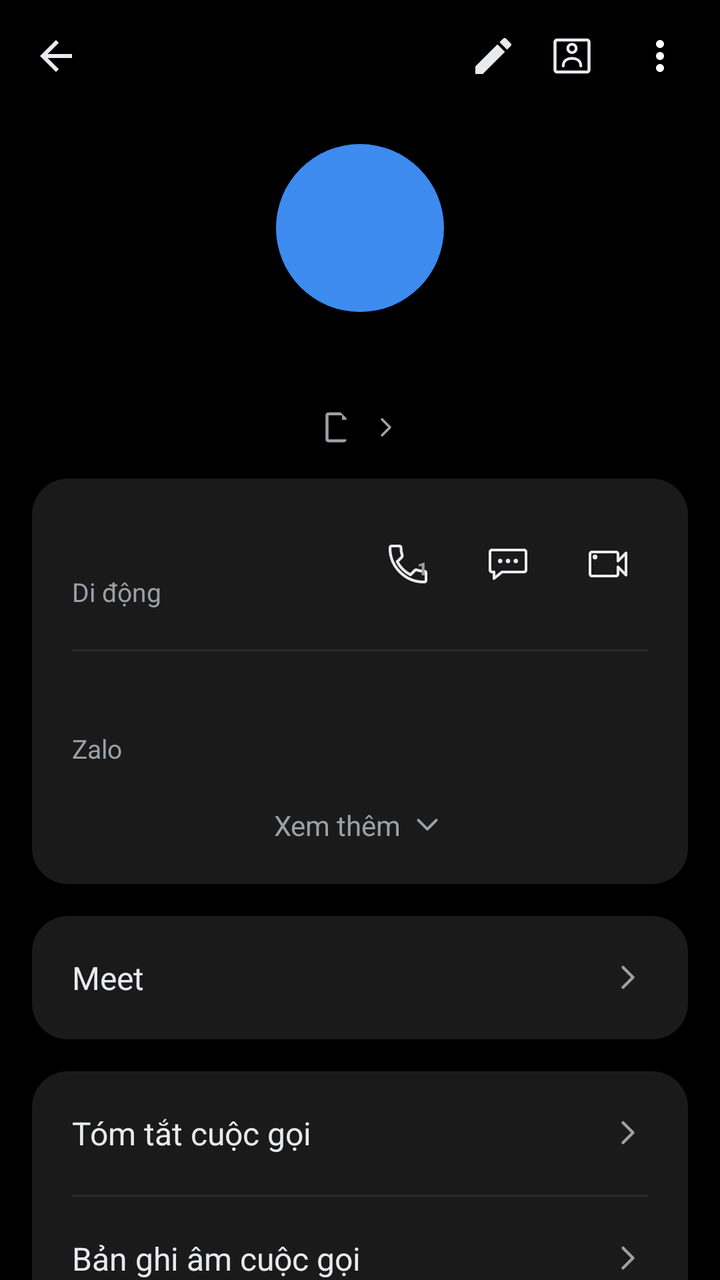
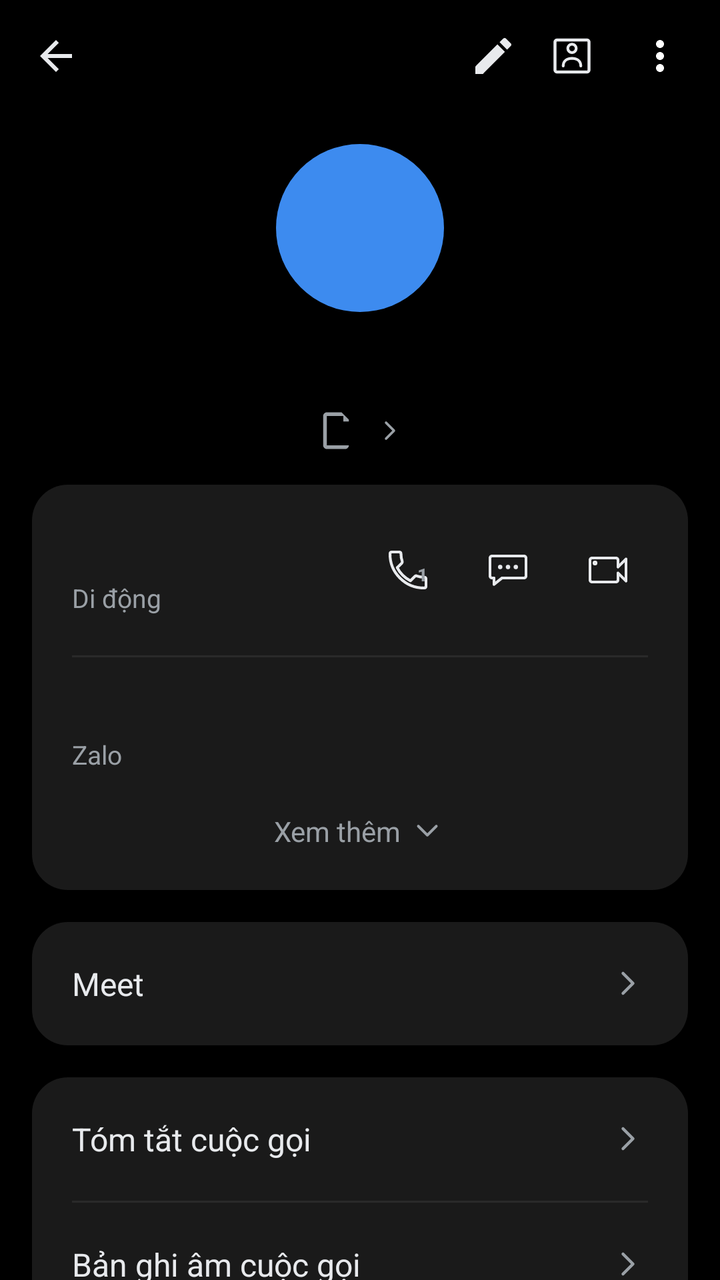

The first picture is an Android layout as it rendered before a commit; the second is the same layout after the commit. The layout source and the unified diff follow.
<!-- AndroidManifest.xml: application theme Theme.SimpleCall -->
<!-- res/layout/fragment_contact_detail.xml -->
<?xml version="1.0" encoding="utf-8"?>
<LinearLayout xmlns:android="http://schemas.android.com/apk/res/android"
    xmlns:app="http://schemas.android.com/apk/res-auto"
    android:layout_width="match_parent"
    android:layout_height="match_parent"
    android:orientation="vertical"
    android:background="@color/bg">

    
    <LinearLayout
        android:layout_width="match_parent" android:layout_height="56dp"
        android:orientation="horizontal" android:gravity="center_vertical"
        android:paddingStart="4dp" android:paddingEnd="8dp">

        <ImageButton android:id="@+id/btnBack"
            android:layout_width="48dp" android:layout_height="48dp"
            android:background="@android:color/transparent"
            android:src="@drawable/ic_arrow_back"
            android:contentDescription="Quay lại" />

        <Space android:layout_width="0dp" android:layout_height="1dp" android:layout_weight="1" />

        <ImageButton android:id="@+id/btnEdit"
            android:layout_width="35dp" android:layout_height="35dp"
            android:background="@android:color/transparent"
            android:src="@drawable/ic_edit"
            android:contentDescription="Sửa" />

        <ImageButton android:id="@+id/btnContactCard"
            android:layout_width="44dp" android:layout_height="44dp"
            android:background="@android:color/transparent"
            android:src="@drawable/ic_contact_card"
            android:contentDescription="Thẻ liên hệ" />

        <ImageButton android:id="@+id/btnMore"
            android:layout_width="44dp" android:layout_height="44dp"
            android:background="@android:color/transparent"
            android:src="@drawable/ic_more_vert"
            android:contentDescription="Thêm" />
    </LinearLayout>

    <ScrollView
        android:layout_width="match_parent" android:layout_height="0dp"
        android:layout_weight="1"
        android:clipToPadding="false"
        android:paddingBottom="24dp">

        <LinearLayout
            android:layout_width="match_parent" android:layout_height="wrap_content"
            android:orientation="vertical">

            
            <TextView android:id="@+id/tvAvatar"
                android:layout_width="84dp" android:layout_height="84dp"
                android:layout_gravity="center_horizontal"
                android:layout_marginTop="16dp"
                android:background="@drawable/bg_avatar_circle"
                android:gravity="center"
                android:textSize="58sp" android:textColor="@color/white"
                android:fontFamily="sans-serif-medium" />

            
            <TextView android:id="@+id/tvTitle"
                android:layout_width="wrap_content" android:layout_height="wrap_content"
                android:layout_gravity="center_horizontal"
                android:layout_marginTop="16dp"
                android:layout_marginStart="32dp" android:layout_marginEnd="32dp"
                android:gravity="center"
                android:textSize="27sp" android:textStyle="bold"
                android:textColor="@color/text_primary"
                android:fontFamily="sans-serif-medium" />

            
            <LinearLayout android:id="@+id/rowSimDefault"
                android:layout_width="wrap_content" android:layout_height="wrap_content"
                android:layout_gravity="center_horizontal"
                android:layout_marginTop="-4dp"
                android:orientation="horizontal" android:gravity="center_vertical"
                android:clickable="true" android:focusable="true">

                <FrameLayout
                    android:layout_width="18dp" android:layout_height="18dp">

                    <ImageView
                        android:layout_width="18dp" android:layout_height="18dp"
                        android:src="@drawable/ic_sim_card"
                        app:tint="@color/text_secondary" />

                    <TextView android:id="@+id/tvSimBadge"
                        android:layout_width="18dp" android:layout_height="18dp"
                        android:gravity="center"
                        android:paddingTop="1dp"
                        android:textSize="11sp" android:textColor="@color/text_secondary" />
                </FrameLayout>

                <TextView android:id="@+id/tvSubtitle"
                    android:layout_width="wrap_content" android:layout_height="wrap_content"
                    android:layout_marginStart="6dp"
                    android:textSize="14sp" android:textColor="@color/text_secondary" />

                <ImageView
                    android:layout_width="16dp" android:layout_height="16dp"
                    android:layout_marginStart="2dp"
                    android:src="@drawable/ic_chevron_right" />
            </LinearLayout>

            
            <LinearLayout
                android:layout_width="match_parent" android:layout_height="wrap_content"
                android:layout_margin="16dp"
                android:orientation="vertical"
                android:background="@drawable/bg_card_rounded"
                android:padding="20dp">

                <LinearLayout
                    android:layout_width="match_parent" android:layout_height="wrap_content"
                    android:orientation="horizontal" android:gravity="center_vertical">

                    <LinearLayout
                        android:layout_width="0dp" android:layout_height="wrap_content"
                        android:layout_weight="1" android:orientation="vertical">

                        <TextView android:id="@+id/tvNumber"
                            android:layout_width="wrap_content" android:layout_height="wrap_content"
                            android:textSize="19sp" android:textColor="@color/text_primary" />

                        <TextView android:id="@+id/tvNumberType"
                            android:layout_width="wrap_content" android:layout_height="wrap_content"
                            android:layout_marginTop="2dp"
                            android:text="@string/number_type_mobile"
                            android:textSize="13sp" android:textColor="@color/text_secondary" />
                    </LinearLayout>

                    
                    <FrameLayout
                        android:layout_width="40dp"
                        android:layout_height="40dp">
                        <ImageButton android:id="@+id/btnCallRow"
                            android:layout_width="match_parent"
                            android:layout_height="match_parent"
                            android:background="@android:color/transparent"
                            android:src="@drawable/ic_call_outline"
                            android:contentDescription="@string/call" />
                        
                        <TextView
                            android:id="@+id/tvCallSimNum"
                            android:layout_width="wrap_content"
                            android:layout_height="wrap_content"
                            android:layout_gravity="top|end"
                            android:layout_marginTop="16dp"
                            android:layout_marginEnd="10dp"
                            android:text="1"
                            android:textSize="9sp"
                            android:textStyle="bold"
                            android:textColor="@color/text_secondary"
                            android:fontFamily="sans-serif-medium" />
                    </FrameLayout>

                    <ImageButton android:id="@+id/btnMessageRow"
                        android:layout_width="40dp" android:layout_height="40dp"
                        android:layout_marginStart="10dp"
                        android:background="@android:color/transparent"
                        android:src="@drawable/ic_message_outline"
                        android:contentDescription="Nhắn tin" />

                    <ImageButton android:id="@+id/btnVideoRow"
                        android:layout_width="40dp" android:layout_height="40dp"
                        android:layout_marginStart="10dp"
                        android:background="@android:color/transparent"
                        android:src="@drawable/ic_video_call_outline"
                        android:contentDescription="Video call" />
                </LinearLayout>

                <View
                    android:layout_width="match_parent" android:layout_height="1dp"
                    android:layout_marginTop="20dp" android:layout_marginBottom="16dp"
                    android:background="@color/divider" />

                <LinearLayout android:id="@+id/rowZalo"
                    android:layout_width="match_parent" android:layout_height="wrap_content"
                    android:orientation="vertical"
                    android:clickable="true" android:focusable="true">

                    <TextView android:id="@+id/tvZalo"
                        android:layout_width="wrap_content" android:layout_height="wrap_content"
                        android:textSize="16sp" android:textColor="@color/text_primary" />

                    <TextView
                        android:layout_width="wrap_content" android:layout_height="wrap_content"
                        android:layout_marginTop="2dp"
                        android:text="Zalo"
                        android:textSize="13sp" android:textColor="@color/text_secondary" />
                </LinearLayout>

                <LinearLayout android:id="@+id/rowSeeMore"
                    android:layout_width="match_parent" android:layout_height="wrap_content"
                    android:layout_marginTop="20dp"
                    android:orientation="horizontal" android:gravity="center"
                    android:clickable="true" android:focusable="true">

                    <TextView
                        android:layout_width="wrap_content" android:layout_height="wrap_content"
                        android:text="Xem thêm"
                        android:textSize="14sp" android:textColor="@color/text_secondary" />

                    <ImageView
                        android:layout_width="18dp" android:layout_height="18dp"
                        android:layout_marginStart="4dp"
                        android:src="@drawable/ic_chevron_down" />
                </LinearLayout>
            </LinearLayout>

            
            <LinearLayout android:id="@+id/rowMeet"
                android:layout_width="match_parent" android:layout_height="wrap_content"
                android:layout_marginStart="16dp" android:layout_marginEnd="16dp"
                android:orientation="horizontal" android:gravity="center_vertical"
                android:background="@drawable/bg_card_rounded"
                android:padding="20dp"
                android:clickable="true" android:focusable="true">

                <TextView
                    android:layout_width="0dp" android:layout_height="wrap_content"
                    android:layout_weight="1"
                    android:text="Meet"
                    android:textSize="16sp" android:textColor="@color/text_primary" />

                <ImageView
                    android:layout_width="20dp" android:layout_height="20dp"
                    android:src="@drawable/ic_chevron_right" />
            </LinearLayout>

            
            <LinearLayout
                android:layout_width="match_parent" android:layout_height="wrap_content"
                android:layout_margin="16dp"
                android:orientation="vertical"
                android:background="@drawable/bg_card_rounded">

                <LinearLayout android:id="@+id/rowCallSummary"
                    android:layout_width="match_parent" android:layout_height="wrap_content"
                    android:orientation="horizontal" android:gravity="center_vertical"
                    android:padding="20dp"
                    android:clickable="true" android:focusable="true">

                    <TextView
                        android:layout_width="0dp" android:layout_height="wrap_content"
                        android:layout_weight="1"
                        android:text="Tóm tắt cuộc gọi"
                        android:textSize="16sp" android:textColor="@color/text_primary" />

                    <ImageView
                        android:layout_width="20dp" android:layout_height="20dp"
                        android:src="@drawable/ic_chevron_right" />
                </LinearLayout>

                <View
                    android:layout_width="match_parent" android:layout_height="1dp"
                    android:layout_marginStart="20dp" android:layout_marginEnd="20dp"
                    android:background="@color/divider" />

                <LinearLayout android:id="@+id/rowCallRecording"
                    android:layout_width="match_parent" android:layout_height="wrap_content"
                    android:orientation="horizontal" android:gravity="center_vertical"
                    android:padding="20dp"
                    android:clickable="true" android:focusable="true">

                    <TextView
                        android:layout_width="0dp" android:layout_height="wrap_content"
                        android:layout_weight="1"
                        android:text="Bản ghi âm cuộc gọi"
                        android:textSize="16sp" android:textColor="@color/text_primary" />

                    <ImageView
                        android:layout_width="20dp" android:layout_height="20dp"
                        android:src="@drawable/ic_chevron_right" />
                </LinearLayout>
            </LinearLayout>

            
            <LinearLayout
                android:layout_width="match_parent" android:layout_height="wrap_content"
                android:layout_marginStart="20dp" android:layout_marginEnd="12dp"
                android:layout_marginTop="8dp"
                android:orientation="horizontal" android:gravity="center_vertical">

                <TextView
                    android:layout_width="0dp" android:layout_height="wrap_content"
                    android:layout_weight="1"
                    android:text="Nhật ký cuộc gọi"
                    android:textSize="15sp" android:textColor="@color/text_secondary" />

                <TextView android:id="@+id/btnClearLog"
                    android:layout_width="wrap_content" android:layout_height="wrap_content"
                    android:text="Xóa"
                    android:textSize="15sp" android:textColor="@color/accent_blue"
                    android:padding="8dp"
                    android:clickable="true" android:focusable="true" />
            </LinearLayout>

            
            <LinearLayout android:id="@+id/llHistoryEntries"
                android:layout_width="match_parent" android:layout_height="wrap_content"
                android:layout_margin="16dp"
                android:orientation="vertical"
                android:background="@drawable/bg_card_rounded" />

        </LinearLayout>
    </ScrollView>
</LinearLayout>
<!-- resources referenced by this layout -->
<resources>
  <color name="accent_blue">#1A73E8</color>
  <color name="bg">#000000</color>
  <color name="divider">#2A2A2A</color>
  <color name="text_primary">#E8EAED</color>
  <color name="text_secondary">#9AA0A6</color>
  <color name="white">#FFFFFF</color>
  <!-- drawable bg_avatar_circle (drawable) -->
  <?xml version="1.0" encoding="utf-8"?>
  <shape xmlns:android="http://schemas.android.com/apk/res/android"
      android:shape="oval">
      <solid android:color="@color/avatar_purple" />
  </shape>
  <!-- drawable bg_card_rounded (drawable) -->
  <?xml version="1.0" encoding="utf-8"?>
  <shape xmlns:android="http://schemas.android.com/apk/res/android"
      android:shape="rectangle">
      <solid android:color="@color/detail_card_bg" />
      <corners android:radius="18dp" />
  </shape>
  <!-- drawable ic_arrow_back (drawable) -->
  <?xml version="1.0" encoding="utf-8"?>
  <vector xmlns:android="http://schemas.android.com/apk/res/android"
      android:width="24dp" android:height="24dp"
      android:viewportWidth="24" android:viewportHeight="24">
      
      <path android:fillColor="@color/text_primary"
          android:pathData="M20,11H7.83l5.59-5.59L12,4l-8,8 8,8 1.41-1.41L7.83,13H20v-2z"/>
  </vector>
  <!-- drawable ic_chevron_down (drawable) -->
  <?xml version="1.0" encoding="utf-8"?>
  <vector xmlns:android="http://schemas.android.com/apk/res/android"
      android:width="24dp" android:height="24dp"
      android:viewportWidth="24" android:viewportHeight="24">
      <path android:fillColor="#00000000"
          android:strokeColor="@color/text_secondary"
          android:strokeWidth="1.8"
          android:strokeLineCap="round"
          android:strokeLineJoin="round"
          android:pathData="M6,9 L12,15 L18,9"/>
  </vector>
  <!-- drawable ic_chevron_right (drawable) -->
  <?xml version="1.0" encoding="utf-8"?>
  <vector xmlns:android="http://schemas.android.com/apk/res/android"
      android:width="24dp" android:height="24dp"
      android:viewportWidth="24" android:viewportHeight="24">
      <path android:fillColor="#00000000"
          android:strokeColor="@color/text_secondary"
          android:strokeWidth="1.8"
          android:strokeLineCap="round"
          android:strokeLineJoin="round"
          android:pathData="M9,6 L15,12 L9,18"/>
  </vector>
  <!-- drawable ic_edit (drawable) -->
  <?xml version="1.0" encoding="utf-8"?>
  <vector xmlns:android="http://schemas.android.com/apk/res/android"
      android:width="24dp" android:height="24dp"
      android:viewportWidth="24" android:viewportHeight="24">
      <path android:fillColor="@color/text_primary"
          android:pathData="M3,17.25V21h3.75L17.81,9.94l-3.75,-3.75L3,17.25zM20.71,7.04c0.39,-0.39 0.39,-1.02 0,-1.41l-2.34,-2.34c-0.39,-0.39 -1.02,-0.39 -1.41,0l-1.83,1.83 3.75,3.75 1.83,-1.83z"/>
  </vector>
  <!-- drawable ic_more_vert (drawable) -->
  <?xml version="1.0" encoding="utf-8"?>
  <vector xmlns:android="http://schemas.android.com/apk/res/android"
      android:width="24dp" android:height="24dp"
      android:viewportWidth="24" android:viewportHeight="24">
      <path android:fillColor="#FFFFFF"
          android:pathData="M12,8c1.1,0 2,-0.9 2,-2s-0.9,-2 -2,-2 -2,0.9 -2,2 0.9,2 2,2zM12,10c-1.1,0 -2,0.9 -2,2s0.9,2 2,2 2,-0.9 2,-2 -0.9,-2 -2,-2zM12,16c-1.1,0 -2,0.9 -2,2s0.9,2 2,2 2,-0.9 2,-2 -0.9,-2 -2,-2z"/>
  </vector>
  <!-- drawable ic_sim_card (drawable) -->
  <?xml version="1.0" encoding="utf-8"?>
  <vector xmlns:android="http://schemas.android.com/apk/res/android"
      android:width="24dp" android:height="24dp"
      android:viewportWidth="24" android:viewportHeight="24">
      <path android:fillColor="#FFFFFF"
          android:pathData="M17,2H7C5.9,2 5,2.9 5,4v16c0,1.1 0.9,2 2,2h10c1.1,0 2,-0.9 2,-2V6l-4,-4zM17,20H7V4h9v3h3v13z"/>
  </vector>
  <string name="call">Gọi</string>
  <string name="number_type_mobile">Di động</string>
  <color name="avatar_purple">#3D8BEF</color>
  <color name="detail_card_bg">#1A1A1A</color>
  <color name="primary">#1E8E3E</color>
  <color name="primary_dark">#137333</color>
  <!-- unchanged entries left out for length: 5 -->
</resources>

<!-- the commit's change to res/layout/fragment_contact_detail.xml (unified diff, before → after) -->
@@ -79,15 +79,15 @@
                 android:clickable="true" android:focusable="true">
 
                 <FrameLayout
-                    android:layout_width="18dp" android:layout_height="18dp">
+                    android:layout_width="22dp" android:layout_height="22dp">
 
                     <ImageView
-                        android:layout_width="18dp" android:layout_height="18dp"
+                        android:layout_width="22dp" android:layout_height="22dp"
                         android:src="@drawable/ic_sim_card"
                         app:tint="@color/text_secondary" />
 
                     <TextView android:id="@+id/tvSimBadge"
-                        android:layout_width="18dp" android:layout_height="18dp"
+                        android:layout_width="22dp" android:layout_height="22dp"
                         android:gravity="center"
                         android:paddingTop="1dp"
                         android:textSize="11sp" android:textColor="@color/text_secondary" />
